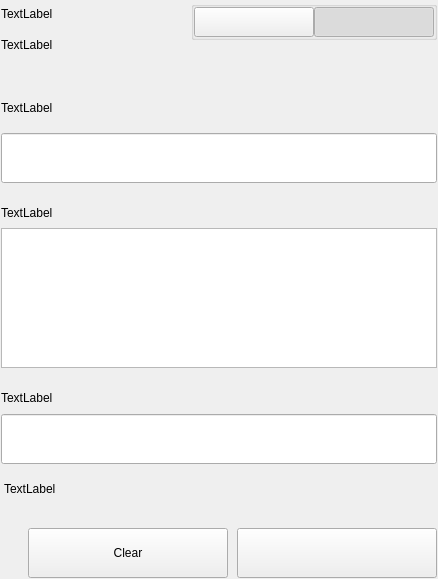
The window that src/qt/concrete/settings/forms/settingssignmessagewidgets.ui (CONCRETE-Project/CONCRETE) describes before a commit, drawn with Qt 5.
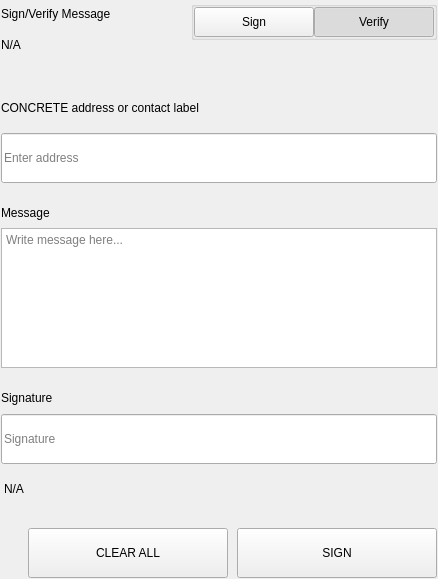
The same window after the commit.

Patch:
```diff
--- a/src/qt/concrete/settings/forms/settingssignmessagewidgets.ui
+++ b/src/qt/concrete/settings/forms/settingssignmessagewidgets.ui
@@ -75,14 +75,14 @@
              <item>
               <widget class="QLabel" name="labelTitle">
                <property name="text">
-                <string>TextLabel</string>
+                <string>Sign/Verify Message</string>
                </property>
               </widget>
              </item>
              <item>
               <widget class="QLabel" name="labelSubtitle1">
                <property name="text">
-                <string>TextLabel</string>
+                <string notr="true">N/A</string>
                </property>
                <property name="wordWrap">
                 <bool>true</bool>
@@ -162,7 +162,7 @@
                     <enum>Qt::NoFocus</enum>
                    </property>
                    <property name="text">
-                    <string/>
+                    <string>Sign</string>
                    </property>
                    <property name="checkable">
                     <bool>true</bool>
@@ -190,7 +190,7 @@
                     <enum>Qt::NoFocus</enum>
                    </property>
                    <property name="text">
-                    <string/>
+                    <string>Verify</string>
                    </property>
                    <property name="checkable">
                     <bool>true</bool>
@@ -276,7 +276,7 @@
                </size>
               </property>
               <property name="text">
-               <string>TextLabel</string>
+               <string>CONCRETE address or contact label</string>
               </property>
              </widget>
             </item>
@@ -294,6 +294,9 @@
                 <height>50</height>
                </size>
               </property>
+              <property name="placeholderText">
+               <string>Enter address</string>
+              </property>
              </widget>
             </item>
            </layout>
@@ -335,7 +338,7 @@
               </size>
              </property>
              <property name="text">
-              <string>TextLabel</string>
+              <string>Message</string>
              </property>
             </widget>
            </item>
@@ -353,6 +356,9 @@
                <height>140</height>
               </size>
              </property>
+             <property name="placeholderText">
+              <string>Write message here...</string>
+             </property>
             </widget>
            </item>
           </layout>
@@ -415,7 +421,7 @@
                </size>
               </property>
               <property name="text">
-               <string>TextLabel</string>
+               <string>Signature</string>
               </property>
              </widget>
             </item>
@@ -427,6 +433,9 @@
                 <height>50</height>
                </size>
               </property>
+              <property name="placeholderText">
+               <string>Signature</string>
+              </property>
              </widget>
             </item>
            </layout>
@@ -438,7 +447,7 @@
             <string notr="true">padding-top:5px;</string>
            </property>
            <property name="text">
-            <string>TextLabel</string>
+            <string notr="true">N/A</string>
            </property>
           </widget>
          </item>
@@ -491,7 +500,7 @@
               <enum>Qt::NoFocus</enum>
              </property>
              <property name="text">
-              <string>Clear</string>
+              <string>CLEAR ALL</string>
              </property>
             </widget>
            </item>
@@ -513,7 +522,7 @@
               <enum>Qt::NoFocus</enum>
              </property>
              <property name="text">
-              <string/>
+              <string>SIGN</string>
              </property>
             </widget>
            </item>
```
